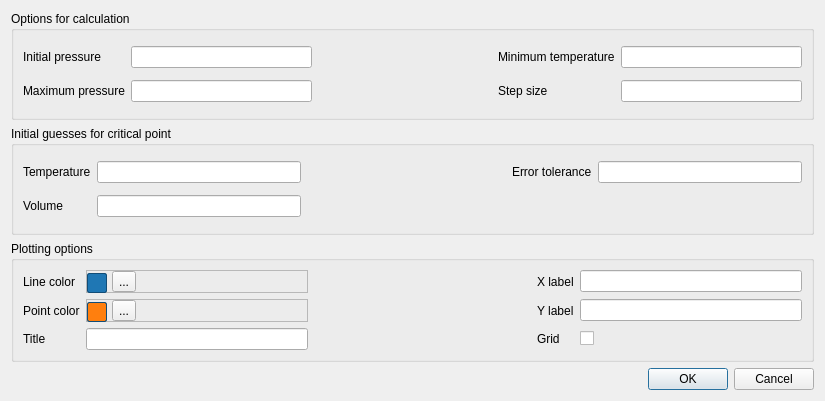
Qt form addon/pycThermopack/pyctp/gui/widgets/layouts/pressure_density_options.ui (thermotools/thermopack) before a commit.
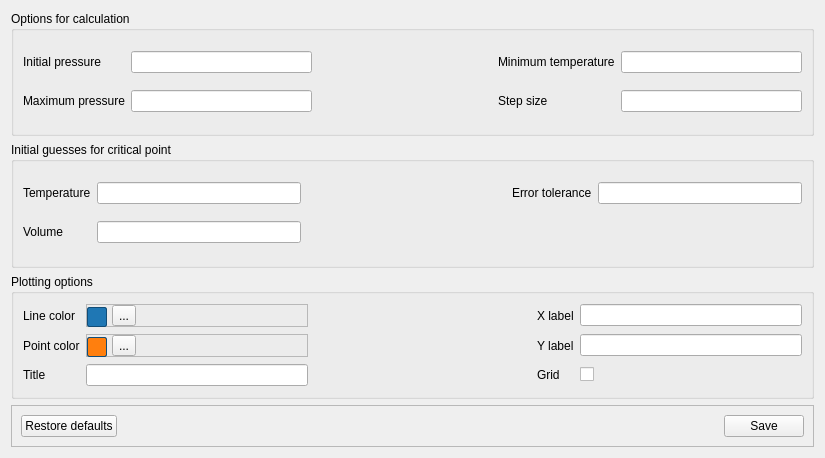
The same form after that commit.

Commit message: Add functionality for restoring plotting options to default

Patch:
```diff
--- a/addon/pycThermopack/pyctp/gui/widgets/layouts/pressure_density_options.ui
+++ b/addon/pycThermopack/pyctp/gui/widgets/layouts/pressure_density_options.ui
@@ -7,7 +7,7 @@
     <x>0</x>
     <y>0</y>
     <width>825</width>
-    <height>401</height>
+    <height>458</height>
    </rect>
   </property>
   <property name="windowTitle">
@@ -405,13 +405,54 @@
     </widget>
    </item>
    <item>
-    <widget class="QDialogButtonBox" name="button_box">
-     <property name="orientation">
-      <enum>Qt::Horizontal</enum>
+    <widget class="QFrame" name="frame">
+     <property name="sizePolicy">
+      <sizepolicy hsizetype="Preferred" vsizetype="Maximum">
+       <horstretch>0</horstretch>
+       <verstretch>0</verstretch>
+      </sizepolicy>
      </property>
-     <property name="standardButtons">
-      <set>QDialogButtonBox::Cancel|QDialogButtonBox::Ok</set>
+     <property name="frameShape">
+      <enum>QFrame::StyledPanel</enum>
      </property>
+     <property name="frameShadow">
+      <enum>QFrame::Raised</enum>
+     </property>
+     <layout class="QHBoxLayout" name="horizontalLayout">
+      <item>
+       <widget class="QPushButton" name="restore_defaults_btn">
+        <property name="text">
+         <string>Restore defaults</string>
+        </property>
+        <property name="autoDefault">
+         <bool>false</bool>
+        </property>
+       </widget>
+      </item>
+      <item>
+       <spacer name="horizontalSpacer_7">
+        <property name="orientation">
+         <enum>Qt::Horizontal</enum>
+        </property>
+        <property name="sizeHint" stdset="0">
+         <size>
+          <width>40</width>
+          <height>20</height>
+         </size>
+        </property>
+       </spacer>
+      </item>
+      <item>
+       <widget class="QPushButton" name="save_btn">
+        <property name="text">
+         <string>Save</string>
+        </property>
+        <property name="autoDefault">
+         <bool>false</bool>
+        </property>
+       </widget>
+      </item>
+     </layout>
     </widget>
    </item>
   </layout>
```
Left out of the diff: 35 changed lines with no effect on the pictures. The commit also changes 6 other files.
